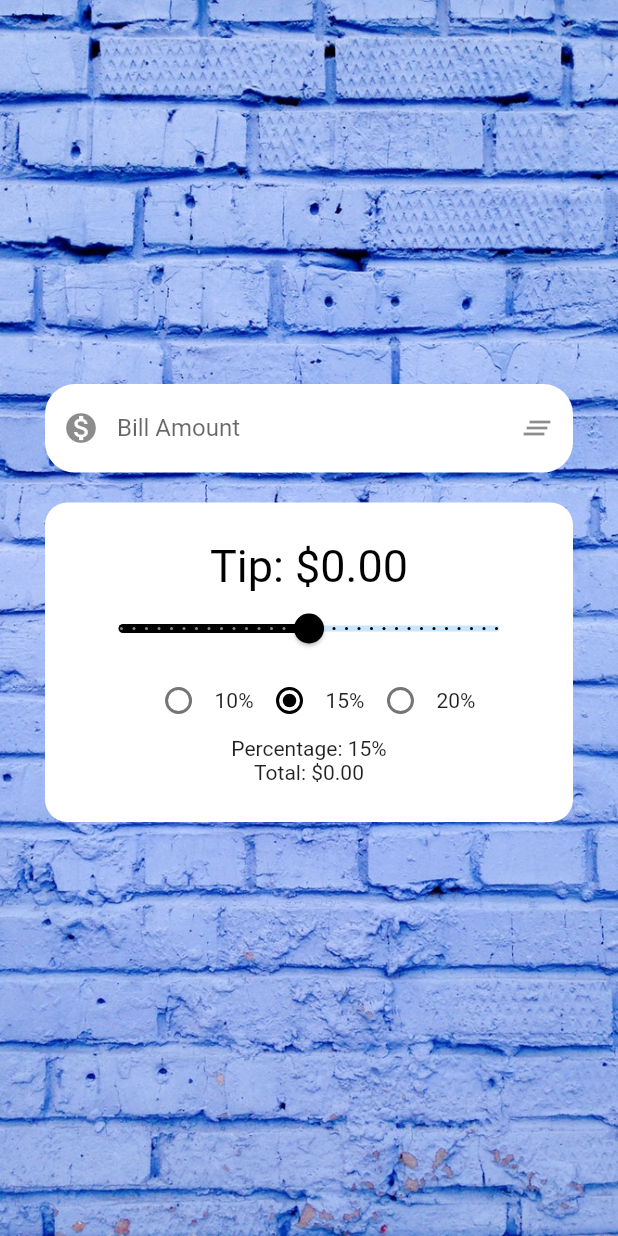
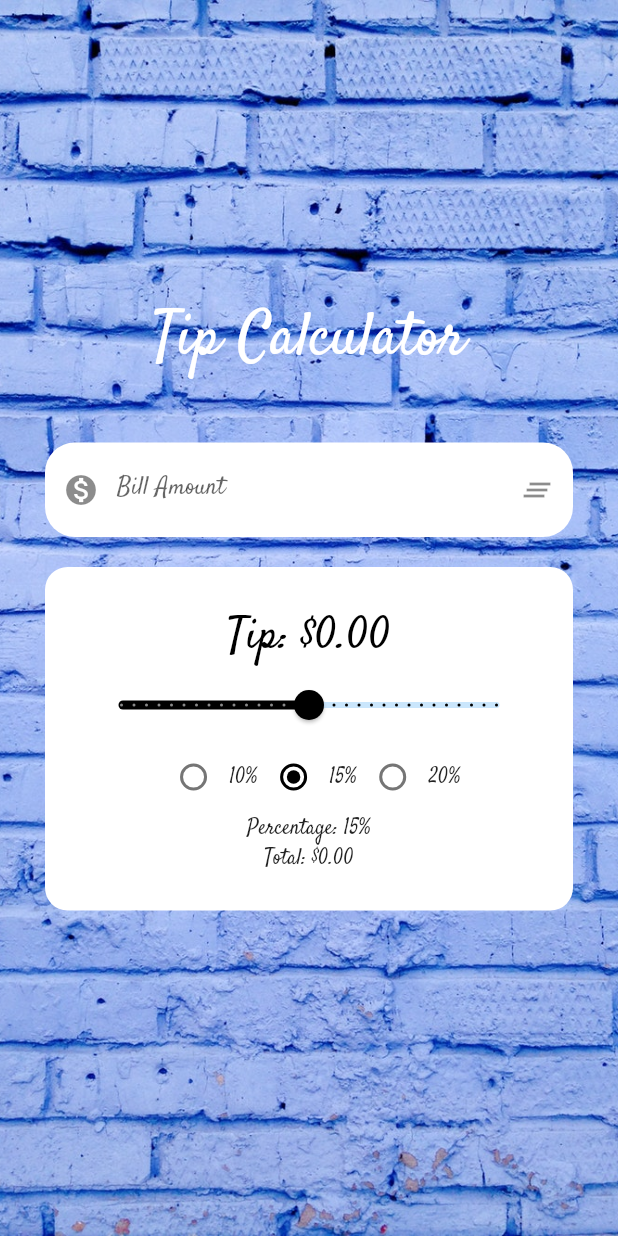
Before and after one commit to thethirdtomas/Tip-Calculator, a Flutter app: the screen it shows after launch, on a phone screen of 412 x 824 dp. Run offline on Flutter 3.47's test engine with Material 2 defaults, Android fonts, the phone set to English and light mode, and no system bars.

Commit message:
Added Header, and new font

```diff
--- a/lib/main.dart
+++ b/lib/main.dart
@@ -11,7 +11,7 @@ class MyApp extends StatelessWidget {
       title: 'Tip Calculator',
       theme: new ThemeData(
         primaryColor: Colors.black,
-        fontFamily: "roboto"
+        fontFamily: "Satisfy"
       ),
       home: Tip(),
     );
--- a/lib/tip.dart
+++ b/lib/tip.dart
@@ -30,6 +30,13 @@ class TipState extends State<Tip> {
           mainAxisAlignment: MainAxisAlignment.center,
           crossAxisAlignment: CrossAxisAlignment.center,
           children: <Widget>[
+            Container(
+              margin: EdgeInsets.only(bottom: 40),
+              child: Text(
+                "Tip Calculator",
+                style: TextStyle(fontSize: 40, color: Colors.white),
+              ),
+            ),
             Container(
               decoration: BoxDecoration(
                 borderRadius: BorderRadius.circular(20.0),
--- a/pubspec.yaml
+++ b/pubspec.yaml
@@ -32,6 +32,12 @@ dev_dependencies:
 flutter:
   assets:
     - assets/images/
+
+  fonts:
+    - family: Satisfy
+      fonts:
+        - asset: assets/fonts/Satisfy-Regular.ttf
+
 
   # The following line ensures that the Material Icons font is
   # included with your application, so that you can use the icons in
```
Also changed, not shown: assets/fonts/Satisfy-Regular.ttf (added), sample.jpg.
